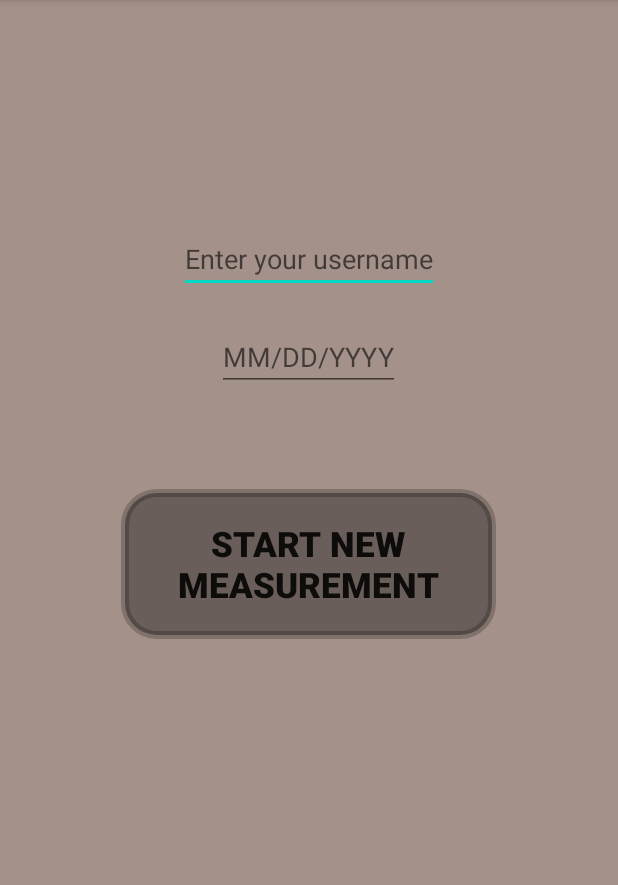
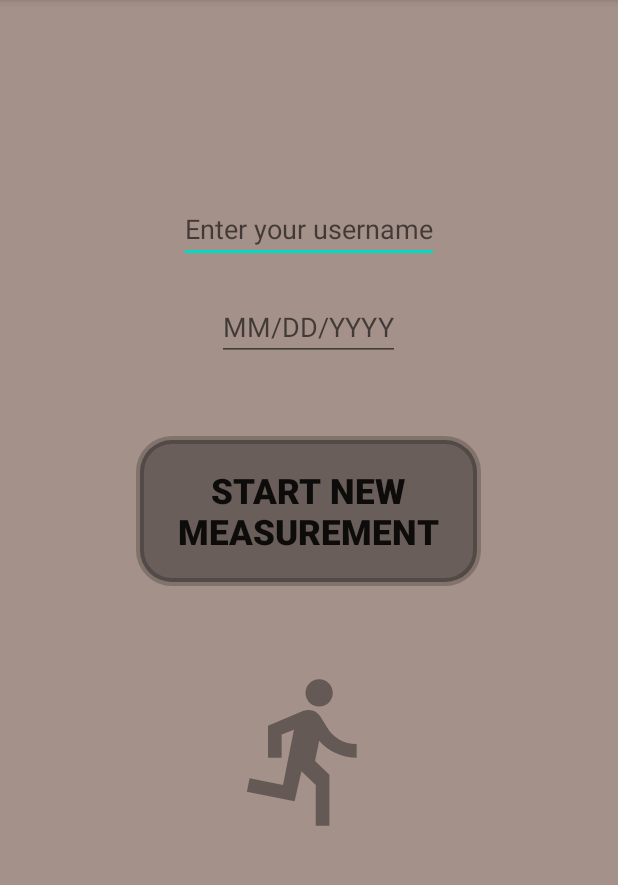
Before and after one commit to st19-bit/MUF_Project_V2, an Android app: the screen it shows after launch (HostActivity), on a phone screen of 412 x 824 dp, the part 84-969 px from its top. Run offline under Robolectric (Android 15) with nearby library versions, the phone set to English and light mode, and no system bars; our stand-ins replace Room's generated code.

Commit message:
Neue Startpage

```diff
--- a/app/src/main/java/com/example/munf_project_v2/MUFDatenbank.java
+++ b/app/src/main/java/com/example/munf_project_v2/MUFDatenbank.java
@@ -3,8 +3,6 @@ package com.example.munf_project_v2;
 import androidx.room.Database;
 import androidx.room.RoomDatabase;
 
-import com.example.munf_project_v2.SensorDao;
-import com.example.munf_project_v2.Depot;
 
 @Database(entities = {Depot.class},version=1)
 public abstract class MUFDatenbank extends RoomDatabase {
--- a/app/src/main/java/com/example/munf_project_v2/SensorDao.java
+++ b/app/src/main/java/com/example/munf_project_v2/SensorDao.java
@@ -5,8 +5,6 @@ import androidx.room.Dao;
 import androidx.room.Insert;
 import androidx.room.OnConflictStrategy;
 import androidx.room.Query;
-
-import com.example.munf_project_v2.Depot;
 
 @Dao
 public abstract class SensorDao {
--- /dev/null
+++ b/app/src/main/res/drawable-anydpi/ic_action_runner.xml
@@ -0,0 +1,16 @@
+<vector xmlns:android="http://schemas.android.com/apk/res/android"
+    android:width="24dp"
+    android:height="24dp"
+    android:viewportWidth="24"
+    android:viewportHeight="24"
+    android:tint="#544B47"
+    android:alpha="0.8">
+  <group android:scaleX="0.90909094"
+      android:scaleY="0.90909094"
+      android:translateX="1.0909091"
+      android:translateY="1.0909091">
+    <path
+        android:fillColor="@android:color/white"
+        android:pathData="M13.49,5.48c1.1,0 2,-0.9 2,-2s-0.9,-2 -2,-2 -2,0.9 -2,2 0.9,2 2,2zM9.89,19.38l1,-4.4 2.1,2v6h2v-7.5l-2.1,-2 0.6,-3c1.3,1.5 3.3,2.5 5.5,2.5v-2c-1.9,0 -3.5,-1 -4.3,-2.4l-1,-1.6c-0.4,-0.6 -1,-1 -1.7,-1 -0.3,0 -0.5,0.1 -0.8,0.1l-5.2,2.2v4.7h2v-3.4l1.8,-0.7 -1.6,8.1 -4.9,-1 -0.4,2 7,1.4z"/>
+  </group>
+</vector>
--- a/app/src/main/res/layout/fragment_monitoring.xml
+++ b/app/src/main/res/layout/fragment_monitoring.xml
@@ -70,7 +70,7 @@
         android:layout_width="match_parent"
         android:layout_height="250dip"
         android:layout_marginTop="10dp"
-        android:layout_marginBottom="30dp"
+        android:layout_marginBottom="40dp"
         android:background="@color/cardview_light_background" />
 
     <Button
@@ -88,6 +88,7 @@
         android:layout_height="wrap_content"
         android:text="@string/you_want_old_measurements"
         android:textSize="15dp"
+        android:layout_marginTop="10dp"
         android:background="@drawable/custom_oval_button" />
 
 </LinearLayout>
--- a/app/src/main/res/layout/fragment_start.xml
+++ b/app/src/main/res/layout/fragment_start.xml
@@ -3,35 +3,41 @@
     xmlns:app="http://schemas.android.com/apk/res-auto"
     xmlns:tools="http://schemas.android.com/tools"
     android:orientation="vertical"
+    android:gravity="center_horizontal"
     android:layout_width="match_parent"
     android:layout_height="match_parent"
     android:background="#a49189"
     tools:context=".StartActivity">
 
+
+
     <EditText android:id="@+id/username"
         android:layout_width="wrap_content"
         android:layout_height="wrap_content"
-        android:layout_gravity="center_horizontal"
-        android:layout_marginTop="150dp"
+        android:layout_marginTop="130dp"
         android:hint="@string/enter_your_username" />
 
     <EditText android:id="@+id/date"
         android:layout_width="wrap_content"
         android:layout_height="wrap_content"
-        android:layout_gravity="center_horizontal"
         android:layout_marginTop="20dp"
         android:hint="@string/mm_dd_yyyy" />
 
     <Button
         android:id="@+id/button_measurement"
-        android:layout_gravity="center_horizontal"
-
-        android:layout_width="250dp"
+        android:layout_width="230dp"
         android:layout_height="100dp"
         android:text="@string/start_new_measurement"
         android:textSize="23dp"
         android:textStyle="bold"
-        android:layout_marginTop="65dp"
+        android:layout_marginTop="50dp"
         android:background="@drawable/custom_start_button"/>
 
+    <ImageButton
+        android:id="@+id/runner"
+        android:layout_width="120dp"
+        android:layout_height="120dp"
+        android:background="@drawable/ic_action_runner"
+        android:layout_marginTop="50dp" />
+
 </LinearLayout>
--- a/app/src/main/res/values/strings.xml
+++ b/app/src/main/res/values/strings.xml
@@ -3,7 +3,7 @@
     <string name="start">Start/Stop Measurement</string>
     <string name="sensorwerte_x_y_z">Sensorwerte: x, y, z</string>
     <string name="you_want_feedback">Press to get some feedback</string>
-    <string name="you_want_old_measurements">Press to review an old measurement</string>
+    <string name="you_want_old_measurements">Press to review your old measurement</string>
     <string name="feedback_x_achse">x-Axis</string>
     <string name="feedback_y_achse">y-Axis</string>
     <string name="feedback_z_achse">z-Axis</string>
@@ -24,4 +24,5 @@
     <string name="recording_stoped">Recording has stopped</string>
     <string name="mm_dd_yyyy">MM/DD/YYYY</string>
     <string name="enter_your_username">Enter your username</string>
+    <string name="database">Database</string>
 </resources>
```
Also changed, not shown: app/src/main/res/layout/fragment_database.xml (+53 -4 lines), app/src/main/res/drawable-hdpi/ic_action_runner.png (added), app/src/main/res/drawable-mdpi/ic_action_runner.png (added), app/src/main/res/drawable-xhdpi/ic_action_runner.png (added), app/src/main/res/drawable-xxhdpi/ic_action_runner.png (added).
